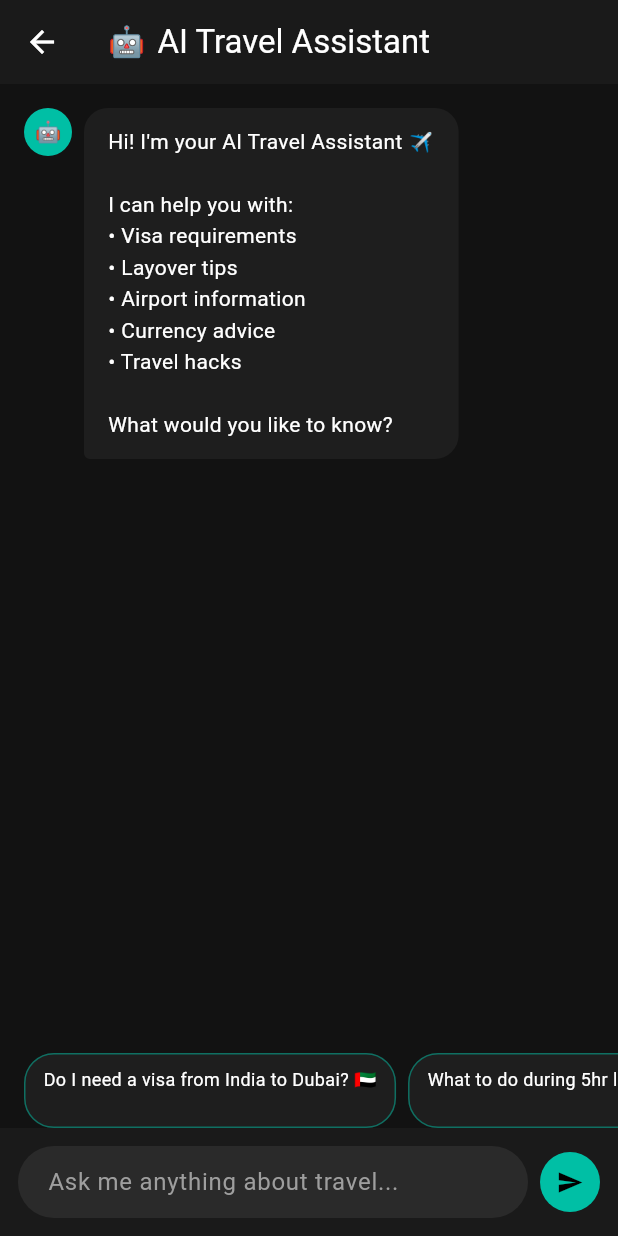
After one commit to musthaqahmedg/layover_friends, a Flutter app: the AiAssistantScreen screen opened directly, after a tap on the "send" icon, on a phone screen of 412 x 824 dp. The commit adds this screen. Run offline on Flutter 3.47's test engine with Material 3 defaults, Android fonts, the light colour scheme and no system bars; our stand-ins replace cloud_firestore, firebase_auth, firebase_core; accounts and stored records are empty; network calls fail.

Commit message:
Add AI assistant without API key

```diff
--- /dev/null
+++ b/lib/screens/ai_assistant_screen.dart
@@ -0,0 +1,270 @@
+import 'package:flutter/material.dart';
+import 'dart:convert';
+import 'package:http/http.dart' as http;
+
+class AiAssistantScreen extends StatefulWidget {
+  const AiAssistantScreen({super.key});
+
+  @override
+  State<AiAssistantScreen> createState() => _AiAssistantScreenState();
+}
+
+class _AiAssistantScreenState extends State<AiAssistantScreen> {
+  final _messageController = TextEditingController();
+  final _scrollController = ScrollController();
+  final List<Map<String, String>> _messages = [];
+  bool _isLoading = false;
+  final String _apiKey = '';
+
+  final List<String> _suggestions = [
+    'Do I need a visa from India to Dubai? 🇦🇪',
+    'What to do during 5hr layover at DXB? ✈️',
+    'Best currency to carry to Singapore? 💰',
+    'Is laptop safe in checked baggage? 💻',
+    'Tips for long layovers? 😴',
+    'Best airport lounges at LHR? 🛋️',
+  ];
+
+  @override
+  void initState() {
+    super.initState();
+    _messages.add({
+      'role': 'assistant',
+      'text':
+          'Hi! I\'m your AI Travel Assistant ✈️\n\nI can help you with:\n• Visa requirements\n• Layover tips\n• Airport information\n• Currency advice\n• Travel hacks\n\nWhat would you like to know?',
+    });
+  }
+
+  void _scrollToBottom() {
+    Future.delayed(const Duration(milliseconds: 300), () {
+      if (_scrollController.hasClients) {
+        _scrollController.animateTo(
+          _scrollController.position.maxScrollExtent,
+          duration: const Duration(milliseconds: 300),
+          curve: Curves.easeOut,
+        );
+      }
+    });
+  }
+
+  Future<void> _sendMessage(String text) async {
+    if (text.trim().isEmpty) return;
+    _messageController.clear();
+    setState(() {
+      _messages.add({'role': 'user', 'text': text});
+      _isLoading = true;
+    });
+    _scrollToBottom();
+    try {
+      final url =
+          'https://generativelanguage.googleapis.com/v1beta/models/gemini-2.0-flash-lite:generateContent?key=$_apiKey';
+      final response = await http.post(
+        Uri.parse(url),
+        headers: {'Content-Type': 'application/json'},
+        body: json.encode({
+          'contents': [
+            {
+              'parts': [
+                {
+                  'text':
+                      'You are a helpful travel assistant for the Layover Friends app. Help travelers with visa requirements, airport tips, layover activities, currency advice, and travel hacks. Keep responses concise and friendly. User question: $text',
+                },
+              ],
+            },
+          ],
+        }),
+      );
+      final data = json.decode(response.body);
+      final reply = data['candidates'] != null
+          ? data['candidates'][0]['content']['parts'][0]['text']
+          : data.toString();
+      setState(() {
+        _messages.add({'role': 'assistant', 'text': reply});
+        _isLoading = false;
+      });
+      _scrollToBottom();
+    } catch (e) {
+      setState(() {
+        _messages.add({'role': 'assistant', 'text': 'Error: $e'});
+        _isLoading = false;
+      });
+    }
+  }
+
+  @override
+  Widget build(BuildContext context) {
+    return Scaffold(
+      appBar: AppBar(
+        title: const Row(
+          children: [
+            Text('🤖', style: TextStyle(fontSize: 20)),
+            SizedBox(width: 8),
+            Text('AI Travel Assistant'),
+          ],
+        ),
+        backgroundColor: const Color(0xFF1A1A1A),
+        foregroundColor: Colors.white,
+      ),
+      body: Column(
+        children: [
+          Expanded(
+            child: ListView.builder(
+              controller: _scrollController,
+              padding: const EdgeInsets.all(16),
+              itemCount: _messages.length + (_isLoading ? 1 : 0),
+              itemBuilder: (context, index) {
+                if (index == _messages.length) {
+                  return const Align(
+                    alignment: Alignment.centerLeft,
+                    child: Padding(
+                      padding: EdgeInsets.only(bottom: 8),
+                      child: Row(
+                        children: [
+                          CircleAvatar(
+                            radius: 16,
+                            backgroundColor: Color(0xFF00BFA5),
+                            child: Text('🤖', style: TextStyle(fontSize: 14)),
+                          ),
+                          SizedBox(width: 8),
+                          SizedBox(
+                            width: 40,
+                            height: 20,
+                            child: CircularProgressIndicator(
+                              strokeWidth: 2,
+                              color: Color(0xFF00BFA5),
+                            ),
+                          ),
+                        ],
+                      ),
+                    ),
+                  );
+                }
+                final message = _messages[index];
+                final isUser = message['role'] == 'user';
+                return Padding(
+                  padding: const EdgeInsets.only(bottom: 12),
+                  child: Row(
+                    mainAxisAlignment: isUser
+                        ? MainAxisAlignment.end
+                        : MainAxisAlignment.start,
+                    crossAxisAlignment: CrossAxisAlignment.start,
+                    children: [
+                      if (!isUser) ...[
+                        const CircleAvatar(
+                          radius: 16,
+                          backgroundColor: Color(0xFF00BFA5),
+                          child: Text('🤖', style: TextStyle(fontSize: 14)),
+                        ),
+                        const SizedBox(width: 8),
+                      ],
+                      Flexible(
+                        child: Container(
+                          padding: const EdgeInsets.symmetric(
+                            horizontal: 16,
+                            vertical: 12,
+                          ),
+                          decoration: BoxDecoration(
+                            color: isUser
+                                ? const Color(0xFF00BFA5)
+                                : const Color(0xFF1E1E1E),
+                            borderRadius: BorderRadius.only(
+                              topLeft: const Radius.circular(16),
+                              topRight: const Radius.circular(16),
+                              bottomLeft: Radius.circular(isUser ? 16 : 4),
+                              bottomRight: Radius.circular(isUser ? 4 : 16),
+                            ),
+                          ),
+                          child: Text(
+                            message['text'] ?? '',
+                            style: TextStyle(
+                              color: isUser ? Colors.black : Colors.white,
+                              fontSize: 14,
+                              height: 1.5,
+                            ),
+                          ),
+                        ),
+                      ),
+                      if (isUser) const SizedBox(width: 8),
+                    ],
+                  ),
+                );
+              },
+            ),
+          ),
+          if (_messages.length == 1)
+            SizedBox(
+              height: 50,
+              child: ListView.builder(
+                scrollDirection: Axis.horizontal,
+                padding: const EdgeInsets.symmetric(horizontal: 16),
+                itemCount: _suggestions.length,
+                itemBuilder: (context, index) {
+                  return GestureDetector(
+                    onTap: () => _sendMessage(_suggestions[index]),
+                    child: Container(
+                      margin: const EdgeInsets.only(right: 8),
+                      padding: const EdgeInsets.symmetric(
+                        horizontal: 12,
+                        vertical: 8,
+                      ),
+                      decoration: BoxDecoration(
+                        color: const Color(0xFF1E1E1E),
+                        borderRadius: BorderRadius.circular(20),
+                        border: Border.all(
+                          color: const Color(0xFF00BFA5).withOpacity(0.5),
+                        ),
+                      ),
+                      child: Text(
+                        _suggestions[index],
+                        style: const TextStyle(
+                          color: Colors.white,
+                          fontSize: 12,
+                        ),
+                      ),
+                    ),
+                  );
+                },
+              ),
+            ),
+          Container(
+            padding: const EdgeInsets.all(12),
+            decoration: const BoxDecoration(color: Color(0xFF1A1A1A)),
+            child: Row(
+              children: [
+                Expanded(
+                  child: TextField(
+                    controller: _messageController,
+                    style: const TextStyle(color: Colors.white),
+                    decoration: InputDecoration(
+                      hintText: 'Ask me anything about travel...',
+                      hintStyle: const TextStyle(color: Colors.grey),
+                      filled: true,
+                      fillColor: const Color(0xFF2A2A2A),
+                      border: OutlineInputBorder(
+                        borderRadius: BorderRadius.circular(24),
+                        borderSide: BorderSide.none,
+                      ),
+                      contentPadding: const EdgeInsets.symmetric(
+                        horizontal: 16,
+                        vertical: 10,
+                      ),
+                    ),
+                    onSubmitted: _sendMessage,
+                  ),
+                ),
+                const SizedBox(width: 8),
+                CircleAvatar(
+                  backgroundColor: const Color(0xFF00BFA5),
+                  child: IconButton(
+                    icon: const Icon(Icons.send, color: Colors.black, size: 18),
+                    onPressed: () => _sendMessage(_messageController.text),
+                  ),
+                ),
+              ],
+            ),
+          ),
+        ],
+      ),
+    );
+  }
+}
--- a/lib/screens/home_screen.dart
+++ b/lib/screens/home_screen.dart
@@ -4,6 +4,7 @@ import 'profile_screen.dart';
 import 'browse_screen.dart';
 import 'offers_screen.dart';
 import 'flight_screen.dart';
+import 'ai_assistant_screen.dart';
 
 class HomeScreen extends StatefulWidget {
   const HomeScreen({super.key});
@@ -70,6 +71,21 @@ class _HomeTab extends StatelessWidget {
           ),
         ],
       ),
+      floatingActionButton: FloatingActionButton.extended(
+        onPressed: () {
+          Navigator.push(
+            context,
+            MaterialPageRoute(builder: (context) => const AiAssistantScreen()),
+          );
+        },
+        backgroundColor: const Color(0xFF00BFA5),
+        foregroundColor: Colors.black,
+        icon: const Text('🤖', style: TextStyle(fontSize: 20)),
+        label: const Text(
+          'AI Assistant',
+          style: TextStyle(fontWeight: FontWeight.bold),
+        ),
+      ),
       body: Center(
         child: Column(
           mainAxisAlignment: MainAxisAlignment.center,
```
